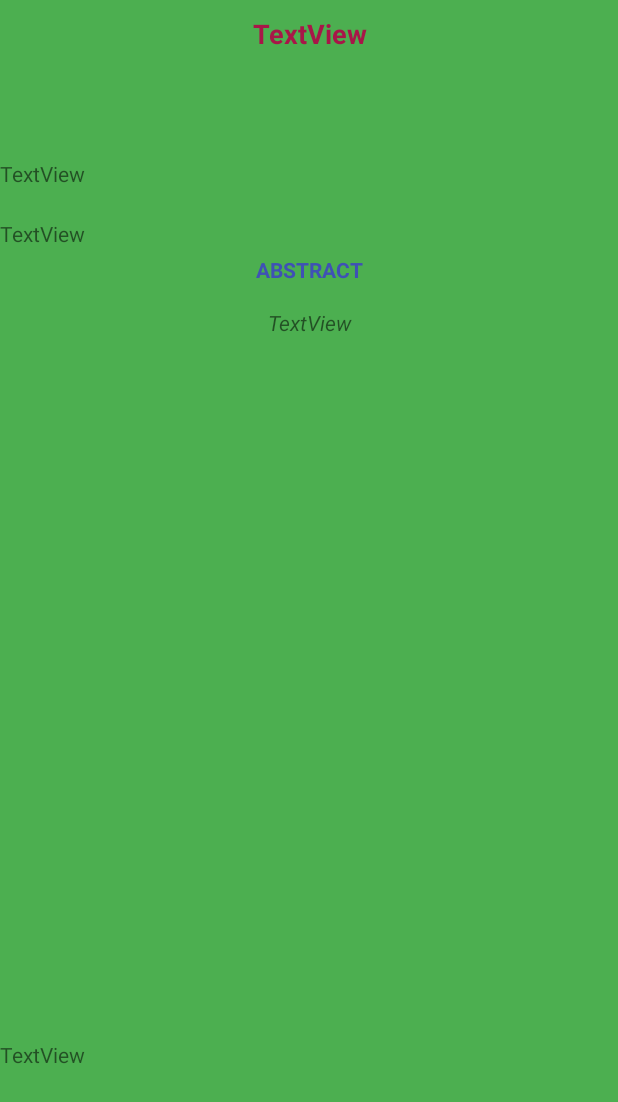
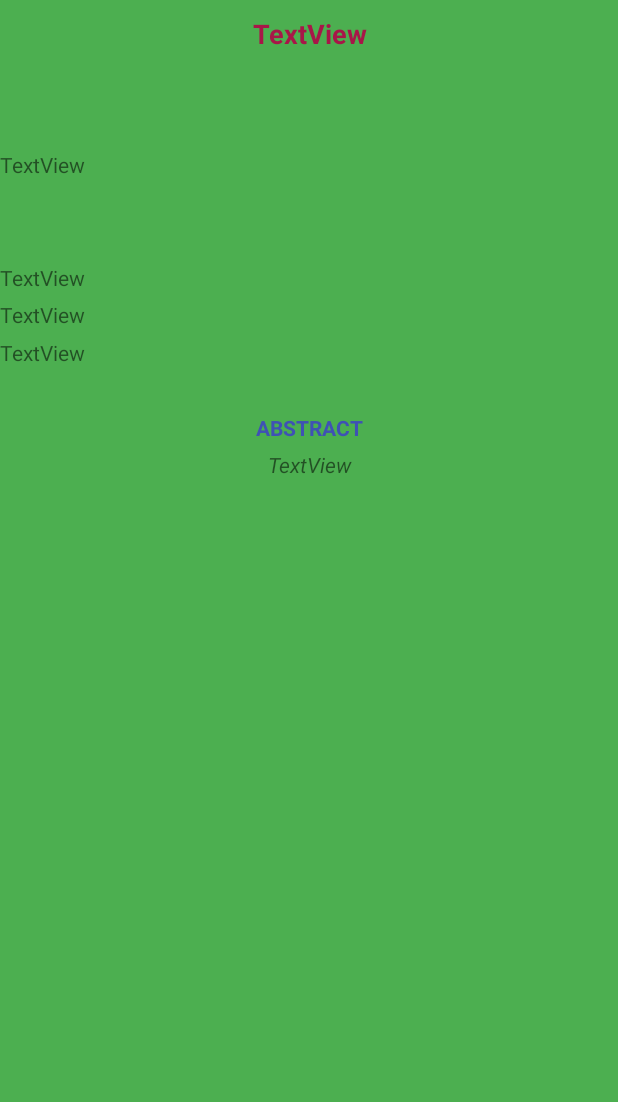
Before and after one commit to fabriciobm43/RevistasUTEQ, an Android app: the layout activity_detalle.xml on its own in the app's theme, with its tools: preview values and no code run, on a phone screen of 412 x 824 dp. Shown: the top 1102 px of the screen. Run offline under Robolectric (Android 15) with nearby library versions, the phone set to English and light mode, and no system bars.

Commit message:
Initial Commit

```diff
--- a/app/src/main/res/layout/activity_detalle.xml
+++ b/app/src/main/res/layout/activity_detalle.xml
@@ -36,30 +36,33 @@
         android:layout_width="match_parent"
         android:layout_height="wrap_content"
         android:layout_alignParentTop="true"
-        android:layout_alignParentBottom="true"
-        android:layout_marginTop="106dp"
-        android:layout_marginBottom="606dp"
+        android:layout_marginTop="175dp"
+        android:singleLine="true"
+        android:text="TextView" />
+
+    <TextView
+        android:id="@+id/txt_detalle_date"
+        android:layout_width="match_parent"
+        android:layout_height="wrap_content"
+        android:layout_alignParentTop="true"
+        android:layout_marginTop="200dp"
         android:singleLine="true"
         android:text="TextView" />
 
     <TextView
         android:id="@+id/txt_detalle_keywords"
         android:layout_width="match_parent"
-        android:layout_height="wrap_content"
+        android:layout_height="48dp"
         android:layout_alignParentTop="true"
-        android:layout_alignParentBottom="true"
-        android:layout_marginTop="146dp"
-        android:layout_marginBottom="566dp"
-        android:text="TextView"
-        android:singleLine="true"/>
+        android:layout_marginTop="225dp"
+        android:text="TextView" />
 
     <TextView
         android:id="@+id/txt_detalle_authors"
         android:layout_width="match_parent"
-        android:layout_height="wrap_content"
+        android:layout_height="68dp"
         android:layout_alignParentTop="true"
-        android:layout_marginTop="693dp"
-        android:singleLine="true"
+        android:layout_marginTop="100dp"
         android:text="TextView" />
 
     <TextView
@@ -67,7 +70,7 @@
         android:layout_width="match_parent"
         android:layout_height="wrap_content"
         android:layout_alignParentTop="true"
-        android:layout_marginTop="170dp"
+        android:layout_marginTop="275dp"
         android:gravity="center"
         android:singleLine="true"
         android:text="ABSTRACT"
@@ -80,7 +83,8 @@
         android:layout_width="match_parent"
         android:layout_height="467dp"
         android:layout_alignParentTop="true"
-        android:layout_marginTop="205dp"
+        android:layout_marginTop="300dp"
+
         android:gravity="center|top"
         android:text="TextView"
         android:textStyle="italic" />
```
Also changed, not shown: app/src/main/java/com/example/revistasuteq/Adaptadores/AdapterArticulo.java (+4 -4 lines), app/src/main/java/com/example/revistasuteq/Articulos.java (+4 -12 lines), app/src/main/java/com/example/revistasuteq/Detalle.java (+6 -3 lines).
